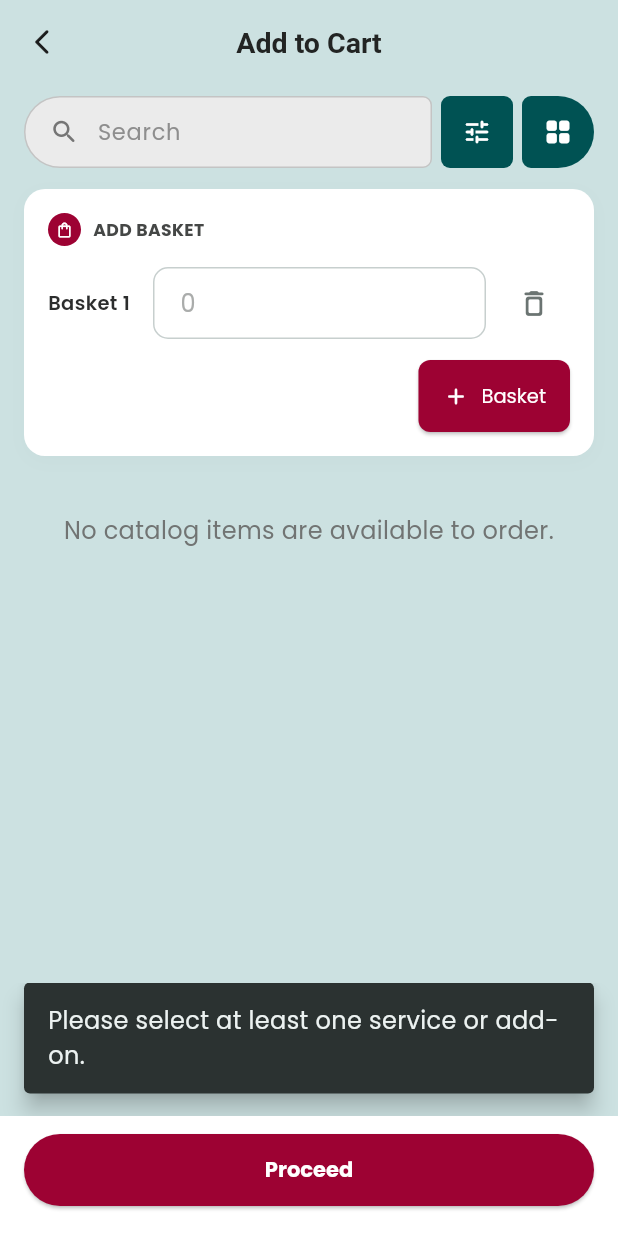
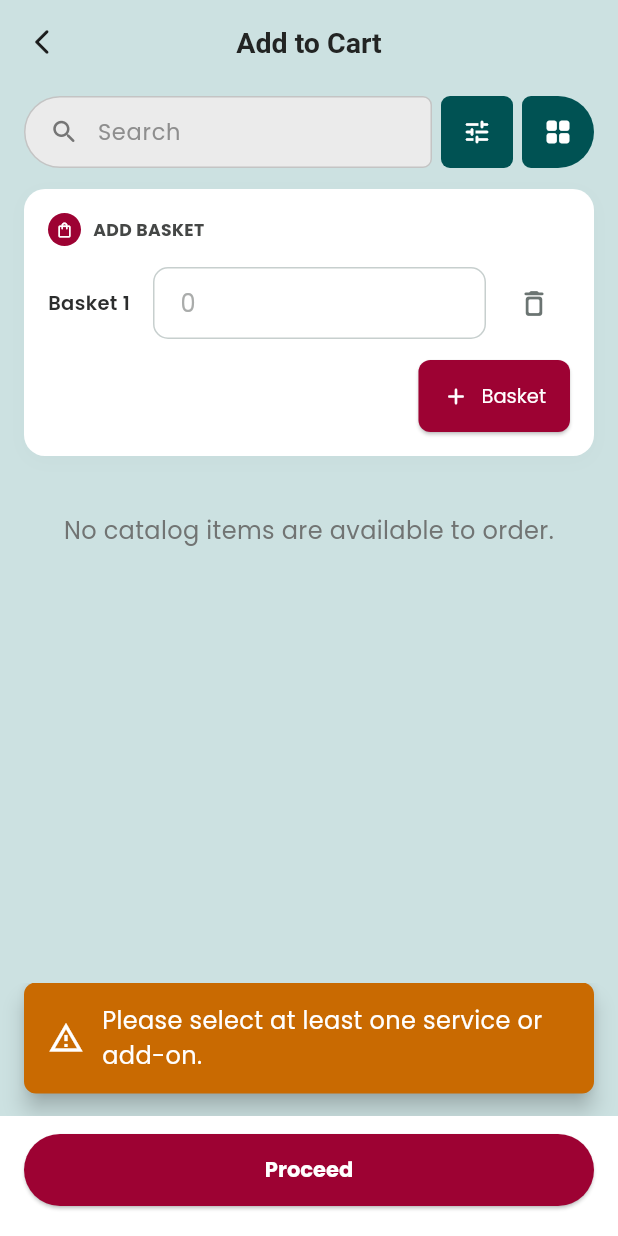
Before and after one commit to Kuroishin-beep/eLaundry, a Flutter app: the AddToCartScreen screen opened directly, after a tap on "Proceed", on a phone screen of 412 x 824 dp. Run offline on Flutter 3.47's test engine with Material 3 defaults, Android fonts, the phone set to English and light mode, and no system bars; our stand-ins replace cloud_firestore, firebase_auth, firebase_core, firebase_storage, fl_chart, flutter_svg and 3 more; missing offline and left inert: flutter_iconpicker; accounts and stored records are empty.

Commit message:
fix snackbar messages

```diff
--- /dev/null
+++ b/elaundry_app/lib/core/widgets/app_snackbar.dart
@@ -0,0 +1,64 @@
+import 'package:flutter/material.dart';
+
+import '../themes/theme.dart';
+
+abstract final class AppSnackBar {
+  static void showSuccess(BuildContext context, String message) {
+    _show(
+      context,
+      message: message,
+      backgroundColor: AppColors.success[700]!,
+      icon: Icons.check_circle_outline,
+    );
+  }
+
+  static void showError(BuildContext context, String message) {
+    _show(
+      context,
+      message: message,
+      backgroundColor: AppColors.error[500]!,
+      icon: Icons.error_outline,
+    );
+  }
+
+  static void showWarning(BuildContext context, String message) {
+    _show(
+      context,
+      message: message,
+      backgroundColor: AppColors.warning[600]!,
+      icon: Icons.warning_amber_outlined,
+    );
+  }
+
+  static void _show(
+    BuildContext context, {
+    required String message,
+    required Color backgroundColor,
+    required IconData icon,
+  }) {
+    final messenger = ScaffoldMessenger.of(context);
+    messenger
+      ..hideCurrentSnackBar()
+      ..showSnackBar(
+        SnackBar(
+          backgroundColor: backgroundColor,
+          behavior: SnackBarBehavior.floating,
+          duration: const Duration(seconds: 4),
+          margin: const EdgeInsets.fromLTRB(16, 0, 16, 15),
+          shape: RoundedRectangleBorder(borderRadius: BorderRadius.circular(8)),
+          content: Row(
+            children: [
+              Icon(icon, color: Colors.white),
+              const SizedBox(width: 12),
+              Expanded(
+                child: Text(
+                  message,
+                  style: const TextStyle(color: Colors.white),
+                ),
+              ),
+            ],
+          ),
+        ),
+      );
+  }
+}
--- a/elaundry_app/lib/views/orders/add_to_cart_screen.dart
+++ b/elaundry_app/lib/views/orders/add_to_cart_screen.dart
@@ -2,6 +2,7 @@ import 'package:flutter/material.dart';
 
 import '../../controllers/order_controller.dart';
 import '../../core/themes/theme.dart';
+import '../../core/widgets/app_snackbar.dart';
 import '../../models/order_models.dart';
 import '../../shared/input_decoration.dart';
 import '../../shared/search_filter_bar.dart';
@@ -106,12 +107,9 @@ class _AddToCartScreenState extends State<AddToCartScreen> {
     _syncBasketWeights();
     final selectedItems = _availableItems.where((i) => i.quantity > 0).toList();
     if (selectedItems.isEmpty) {
-      ScaffoldMessenger.of(context).showSnackBar(
-        const SnackBar(
-          behavior: SnackBarBehavior.floating,
-          margin: EdgeInsets.fromLTRB(16, 0, 16, 15),
-          content: Text('Please select at least one service or add-on.'),
-        ),
+      AppSnackBar.showWarning(
+        context,
+        'Please select at least one service or add-on.',
       );
       return;
     }
```
Also changed, not shown: elaundry_app/lib/views/auth/login_screen.dart (+7 -26 lines), elaundry_app/lib/views/auth/register_screen.dart (+10 -39 lines), elaundry_app/lib/views/catalog/catalog_screen.dart (+4 -6 lines), elaundry_app/lib/views/employee/roles/edit_role_screen.dart (+4 -9 lines), elaundry_app/lib/views/employee/staffs/edit_staff_screen.dart (+6 -11 lines), elaundry_app/lib/views/employee/staffs/staff_screen.dart (+4 -6 lines), elaundry_app/lib/views/laundry/machine_screen.dart (+12 -20 lines), elaundry_app/lib/views/orders/orders_screen.dart (+13 -24 lines), elaundry_app/lib/views/orders/payment_screen.dart (+4 -6 lines), elaundry_app/lib/views/reports/report_screen.dart (+4 -6 lines), elaundry_app/lib/views/settings/edit_settings_screen.dart (+4 -8 lines), elaundry_app/lib/views/settings/settings_screen.dart (+3 -16 lines), elaundry_app/lib/views/shift/manage/shift_details_screen.dart (+4 -10 lines), elaundry_app/lib/views/shift/shift_screen.dart (+4 -6 lines), 1 more files.
